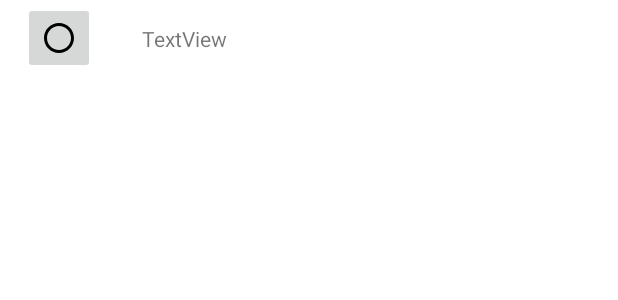
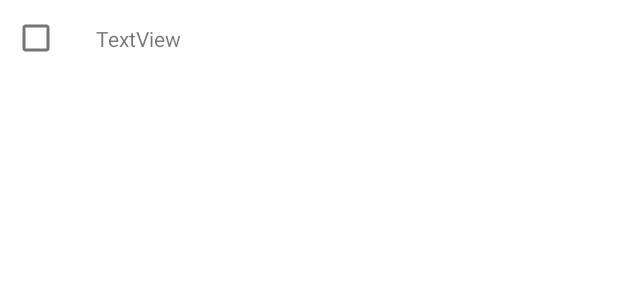
Before and after one commit to ApplesForRyuk/My-Listing-App, an Android app: the layout todo_list_view_holder.xml on its own in the app's theme, with its tools: preview values and no code run, on a phone screen of 412 x 824 dp. Shown: the top 300 px of the screen. Run offline under Robolectric (Android 15) with nearby library versions, the phone set to English and light mode, and no system bars.

Commit message:
feat: trying checkbox in todo list

```diff
--- a/app/src/main/res/layout/todo_list_view_holder.xml
+++ b/app/src/main/res/layout/todo_list_view_holder.xml
@@ -5,18 +5,10 @@
     android:layout_height="wrap_content"
     android:orientation="horizontal">
 
-    <ImageButton
-        android:id="@+id/completeButton"
+    <CheckBox
         android:layout_width="wrap_content"
         android:layout_height="wrap_content"
-        android:layout_gravity="center"
-        android:layout_marginHorizontal="15dp"
-        android:contentDescription="@string/checkbox"
-        android:minHeight="48dp"
-        android:scaleX="1"
-        android:scaleY="1"
-        android:src="@drawable/unchecked_24"
-        tools:ignore="RedundantDescriptionCheck" />
+        android:layout_gravity="center" />
 
     <TextView
         android:id="@+id/itemNumber"
@@ -32,3 +24,17 @@
         android:layout_margin="16dp"
         android:layout_weight="1" />
 </LinearLayout>
+
+
+<!--<ImageButton-->
+<!--android:id="@+id/completeButton"-->
+<!--android:layout_width="wrap_content"-->
+<!--android:layout_height="wrap_content"-->
+<!--android:layout_gravity="center"-->
+<!--android:layout_marginHorizontal="15dp"-->
+<!--android:contentDescription="@string/checkbox"-->
+<!--android:minHeight="48dp"-->
+<!--android:scaleX="1"-->
+<!--android:scaleY="1"-->
+<!--android:src="@drawable/unchecked_24"-->
+<!--tools:ignore="RedundantDescriptionCheck" />-->
```
